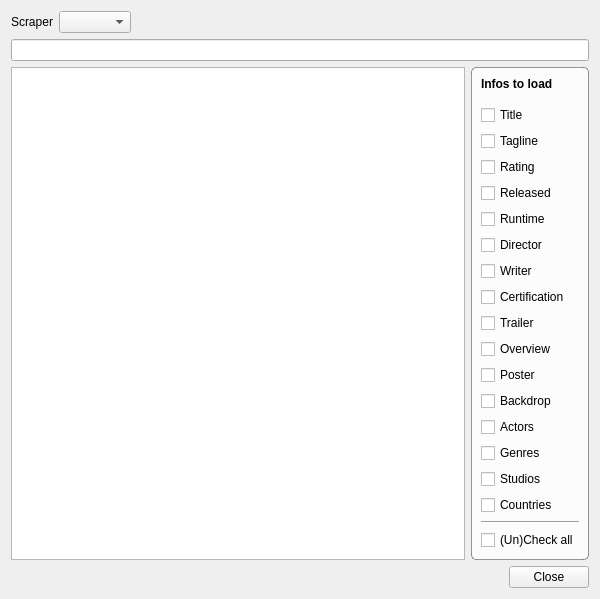
The window that movies/MovieSearch.ui (Komet/MediaElch) describes before a commit, drawn with Qt 5.
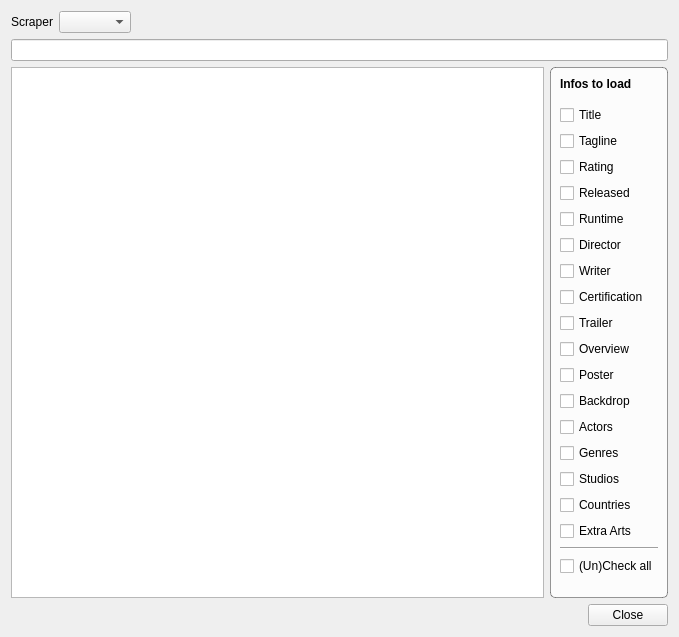
The same window after the commit. Icons and pictures are not drawn. Custom widgets are drawn as their Qt base class.

Commit message: Fixes #125 Autodownload extra fanarts from Fanart.tv

Patch:
```diff
--- a/movies/MovieSearch.ui
+++ b/movies/MovieSearch.ui
@@ -9,8 +9,8 @@
    <rect>
     <x>0</x>
     <y>0</y>
-    <width>600</width>
-    <height>589</height>
+    <width>679</width>
+    <height>637</height>
    </rect>
   </property>
   <property name="windowTitle">
@@ -247,6 +247,16 @@
           </property>
          </widget>
         </item>
+        <item>
+         <widget class="QCheckBox" name="chkExtraArts">
+          <property name="toolTip">
+           <string>Logo, Clear Art, CD Art</string>
+          </property>
+          <property name="text">
+           <string>Extra Arts</string>
+          </property>
+         </widget>
+        </item>
         <item>
          <widget class="Line" name="line">
           <property name="orientation">
@@ -261,19 +271,6 @@
           </property>
          </widget>
         </item>
-        <item>
-         <spacer name="verticalSpacer">
-          <property name="orientation">
-           <enum>Qt::Vertical</enum>
-          </property>
-          <property name="sizeHint" stdset="0">
-           <size>
-            <width>20</width>
-            <height>40</height>
-           </size>
-          </property>
-         </spacer>
-        </item>
         <item>
          <spacer name="verticalSpacer_3">
           <property name="orientation">
```
The commit also changes 28 other files.
